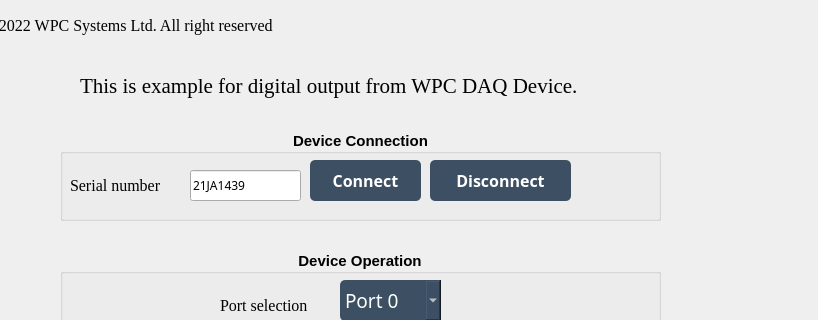
Old version of the form Examples/GUI/DIO/Example_digital_output/UI_design/example_GUI_Digital_Output.ui in the repository WPC-Systems-Ltd/WPC_Python_driver_release; both pictures show x 110 to 928 and y 0 to 320 of the 928 by 605 pixel window.
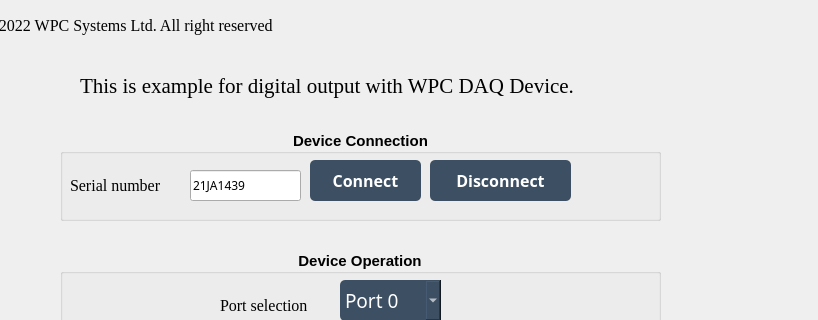
New version of the form. Icons and pictures are not drawn.

The edit to the form file:
```diff
--- a/Examples/GUI/DIO/Example_digital_output/UI_design/example_GUI_Digital_Output.ui
+++ b/Examples/GUI/DIO/Example_digital_output/UI_design/example_GUI_Digital_Output.ui
@@ -231,7 +231,7 @@
      </font>
     </property>
     <property name="text">
-     <string>This is example for digital output from WPC DAQ Device.</string>
+     <string>This is example for digital output with WPC DAQ Device.</string>
     </property>
    </widget>
    <widget class="QGroupBox" name="groupBox_connection">
```
Left out of the diff: 2 changed lines with no effect on the pictures.
